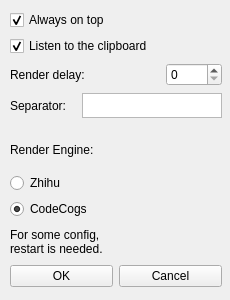
The window that ui/settings.ui (panda2134/PyFormula) describes before a commit, drawn with Qt 5.
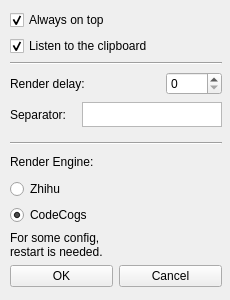
The same window after the commit.

```diff
--- a/ui/settings.ui
+++ b/ui/settings.ui
@@ -70,6 +70,13 @@
       </property>
      </widget>
     </item>
+       <item>
+           <widget class="Line" name="line_2">
+               <property name="orientation">
+                   <enum>Qt::Horizontal</enum>
+               </property>
+           </widget>
+       </item>
        <item>
            <layout class="QHBoxLayout" name="horizontalLayout_2">
                <item>
@@ -142,6 +149,13 @@
                </item>
            </layout>
        </item>
+       <item>
+           <widget class="Line" name="line">
+               <property name="orientation">
+                   <enum>Qt::Horizontal</enum>
+               </property>
+           </widget>
+       </item>
     <item>
      <widget class="QLabel" name="label">
       <property name="whatsThis">
```
